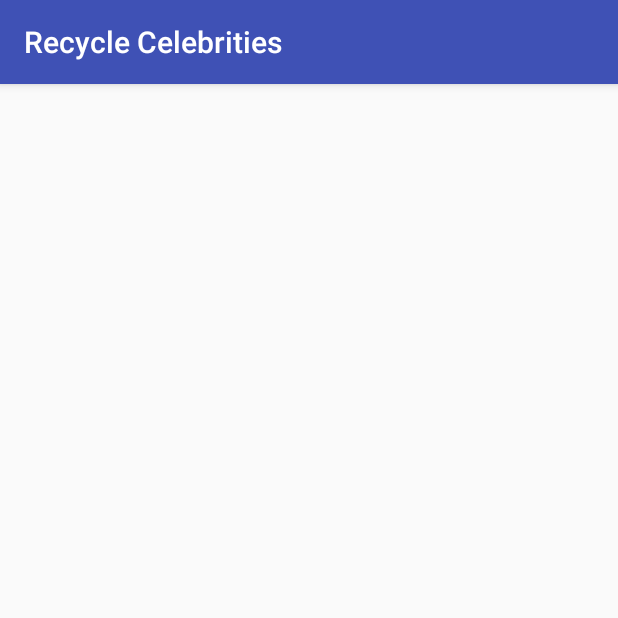
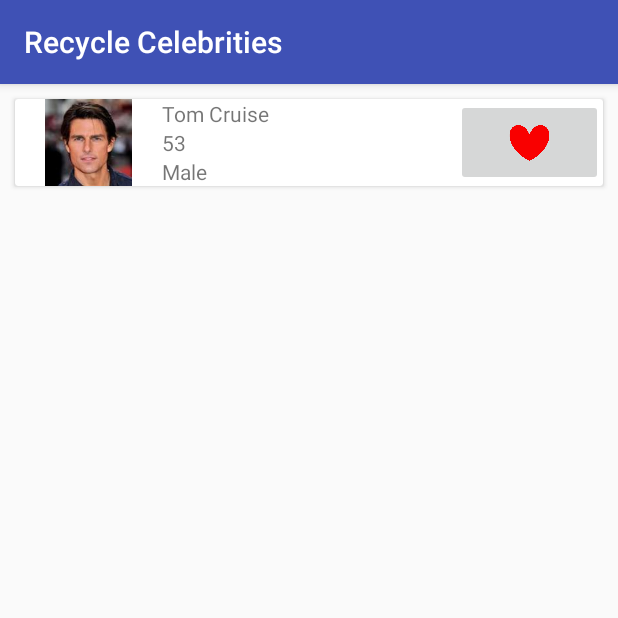
Before and after one commit to Mazogu/RecycleViews, an Android app: the screen it shows after launch (FavoriteActivity), in the options menu, after a tap on "Favorites", on a phone screen of 412 x 824 dp, the top half of it. Run offline under Robolectric (Android 15) with nearby library versions, the phone set to English and light mode, and no system bars; 1 statement that could not run was skipped.

Commit message:
Can now view favorites

```diff
--- a/app/src/main/java/com/example/micha/recyclecelebrities/CustomAdapter.java
+++ b/app/src/main/java/com/example/micha/recyclecelebrities/CustomAdapter.java
@@ -1,5 +1,6 @@
 package com.example.micha.recyclecelebrities;
 
+import android.content.Context;
 import android.support.v7.widget.RecyclerView;
 import android.view.LayoutInflater;
 import android.view.View;
@@ -8,6 +9,7 @@ import android.widget.ImageButton;
 import android.widget.ImageView;
 import android.widget.TextView;
 
+import com.example.micha.recyclecelebrities.data.DatabaseHandler;
 import com.example.micha.recyclecelebrities.model.Celebrity;
 
 import java.util.List;
@@ -19,9 +21,15 @@ import java.util.List;
 public class CustomAdapter extends RecyclerView.Adapter<CustomAdapter.CelebrityHolder> {
 
     List<Celebrity> celebrities;
+    Context context;
 
     public CustomAdapter(List<Celebrity> celebrities){
         this.celebrities = celebrities;
+    }
+
+    public CustomAdapter(List<Celebrity> celebrities, Context context){
+        this.celebrities = celebrities;
+        this.context = context;
     }
 
     @Override
@@ -30,8 +38,10 @@ public class CustomAdapter extends RecyclerView.Adapter<CustomAdapter.CelebrityH
         return new CelebrityHolder(view);
     }
 
+
+
     @Override
-    public void onBindViewHolder(CelebrityHolder holder, int position) {
+    public void onBindViewHolder(final CelebrityHolder holder, final int position) {
         holder.celebName.setText(celebrities.get(position).getName());
         holder.celebAge.setText(celebrities.get(position).getAge());
         holder.celebGender.setText(celebrities.get(position).getGender());
@@ -44,7 +54,27 @@ public class CustomAdapter extends RecyclerView.Adapter<CustomAdapter.CelebrityH
                 holder.button.setImageResource(R.drawable.heart_full);
                 break;
         }
+        holder.button.setOnClickListener(new View.OnClickListener() {
+            @Override
+            public void onClick(View view) {
+                Celebrity currentCeleb = celebrities.get(position);
+                DatabaseHandler data = new DatabaseHandler(context);
+                switch (currentCeleb.getFavorite()){
+                    case "0":
+                        currentCeleb.setFavorite("1");
+                        data.update(currentCeleb);
+                        holder.button.setImageResource(R.drawable.heart_full);
+                        break;
+                    case "1":
+                        currentCeleb.setFavorite("0");
+                        data.update(currentCeleb);
+                        holder.button.setImageResource(R.drawable.heart_empty);
+                        break;
+                }
+            }
+        });
     }
+
 
     @Override
     public int getItemCount() {
@@ -64,5 +94,7 @@ public class CustomAdapter extends RecyclerView.Adapter<CustomAdapter.CelebrityH
             button = itemView.findViewById(R.id.favbtn);
             thumbnail = itemView.findViewById(R.id.celebImage);
         }
+
     }
+
 }
--- a/app/src/main/java/com/example/micha/recyclecelebrities/FavoriteActivity.java
+++ b/app/src/main/java/com/example/micha/recyclecelebrities/FavoriteActivity.java
@@ -1,9 +1,18 @@
 package com.example.micha.recyclecelebrities;
 
+import android.content.SharedPreferences;
 import android.support.v7.app.AppCompatActivity;
 import android.os.Bundle;
+import android.support.v7.widget.LinearLayoutManager;
+import android.support.v7.widget.RecyclerView;
+import android.support.v7.widget.helper.ItemTouchHelper;
 
+import com.example.micha.recyclecelebrities.data.DatabaseHandler;
+import com.example.micha.recyclecelebrities.data.LocalData;
 import com.example.micha.recyclecelebrities.model.Celebrity;
+
+import java.util.ArrayList;
+import java.util.List;
 
 public class FavoriteActivity extends AppCompatActivity {
 
@@ -11,5 +20,17 @@ public class FavoriteActivity extends AppCompatActivity {
     protected void onCreate(Bundle savedInstanceState) {
         super.onCreate(savedInstanceState);
         setContentView(R.layout.activity_favorite);
+        RecyclerView list = findViewById(R.id.favoriteList);
+        SharedPreferences shared = getSharedPreferences("myFavorites", MODE_PRIVATE);
+        List<Celebrity> start = LocalData.getCelebrity();
+        DatabaseHandler data = new DatabaseHandler(this);
+        List<Celebrity> favorites = data.getFavorites();
+
+        ItemTouchHelper helper = new ItemTouchHelper();
+        CustomAdapter custom = new CustomAdapter(favorites);
+        RecyclerView.LayoutManager manager = new LinearLayoutManager(this);
+        list.setLayoutManager(manager);
+        list.setAdapter(custom);
+
     }
 }
--- a/app/src/main/java/com/example/micha/recyclecelebrities/MainActivity.java
+++ b/app/src/main/java/com/example/micha/recyclecelebrities/MainActivity.java
@@ -8,8 +8,8 @@ import android.support.v7.widget.RecyclerView;
 import android.view.Menu;
 import android.view.MenuInflater;
 import android.view.MenuItem;
-import android.view.View;
 
+import com.example.micha.recyclecelebrities.data.DatabaseHandler;
 import com.example.micha.recyclecelebrities.data.LocalData;
 import com.example.micha.recyclecelebrities.model.Celebrity;
 
@@ -25,13 +25,12 @@ public class MainActivity extends AppCompatActivity {
         super.onCreate(savedInstanceState);
         setContentView(R.layout.activity_main);
         RecyclerView view = findViewById(R.id.celebList);
+        DatabaseHandler data = new DatabaseHandler(this);
         RecyclerView.LayoutManager manager = new LinearLayoutManager(this);
-        celebrities = LocalData.getCelebrity();
-        adapter = new CustomAdapter(celebrities);
+        celebrities = data.getAll();
+        adapter = new CustomAdapter(celebrities,this);
         view.setAdapter(adapter);
         view.setLayoutManager(manager);
-
-
 
 
         // TODO: 1/18/2018 Create overflow menu_items. Handle turning a list into a shared preference object, using putStringArray. Put only favorites in.
@@ -44,20 +43,17 @@ public class MainActivity extends AppCompatActivity {
     @Override
     public boolean onCreateOptionsMenu(Menu menu) {
         MenuInflater inflate = getMenuInflater();
-        inflate.inflate(R.menu.menu_items,menu);
+        inflate.inflate(R.menu.menu_items, menu);
         return true;
     }
 
     @Override
     public boolean onOptionsItemSelected(MenuItem item) {
-        if(item.getItemId() == R.id.favorites){
-            Intent intent = new Intent(getApplicationContext(),FavoriteActivity.class);
-            startActivity(intent);
-        }
+
+        Intent intent = new Intent(getApplicationContext(), FavoriteActivity.class);
+        startActivity(intent);
+
         return true;
     }
 
-    public void favCeleb(View view) {
-
-    }
 }
--- /dev/null
+++ b/app/src/main/java/com/example/micha/recyclecelebrities/data/DatabaseContract.java
@@ -0,0 +1,22 @@
+package com.example.micha.recyclecelebrities.data;
+
+import android.provider.BaseColumns;
+
+/**
+ * Created by micha on 1/19/2018.
+ */
+
+public class DatabaseContract {
+    public static final String CREATE_CELEBRITY_TABLE = "CREATE TABLE " + Celebrity.TABLE_NAME + "(" +
+            Celebrity.NAME + " TEXT PRIMARY KEY," + Celebrity.AGE + " TEXT," + Celebrity.GENDER + " Text," + Celebrity.FAVORITE +" Text,"
+            + Celebrity.IMAGE + " TEXT)";
+
+    public static class Celebrity implements BaseColumns {
+        public static final String TABLE_NAME = "Celebrity";
+        public static final String NAME = "name";
+        public static final String AGE = "age";
+        public static final String GENDER = "gender";
+        public static final String IMAGE = "image";
+        public static final String FAVORITE = "favorite";
+    }
+}
--- /dev/null
+++ b/app/src/main/java/com/example/micha/recyclecelebrities/data/DatabaseHandler.java
@@ -0,0 +1,90 @@
+package com.example.micha.recyclecelebrities.data;
+
+import android.content.ContentValues;
+import android.content.Context;
+import android.database.Cursor;
+import android.database.sqlite.SQLiteDatabase;
+import android.database.sqlite.SQLiteOpenHelper;
+import android.util.Log;
+
+import com.example.micha.recyclecelebrities.model.Celebrity;
+
+import java.util.ArrayList;
+import java.util.List;
+
+/**
+ * Created by micha on 1/19/2018.
+ */
+
+public class DatabaseHandler extends SQLiteOpenHelper {
+
+    public DatabaseHandler(Context context) {
+        super(context, "Celebrity Database", null, 1);
+    }
+
+    @Override
+    public void onCreate(SQLiteDatabase database) {
+        List<Celebrity> list = LocalData.getCelebrity();
+        Celebrity test = list.get(0);
+        Log.d("Who cares", "onCreate: FJIOEJIOFJWIEO:FJIE:FJEIW");
+        database.execSQL(DatabaseContract.CREATE_CELEBRITY_TABLE);
+
+        for (Celebrity person : list) {
+            ContentValues content = new ContentValues();
+            content.put(DatabaseContract.Celebrity.NAME, person.getName());
+            content.put(DatabaseContract.Celebrity.AGE, person.getAge());
+            content.put(DatabaseContract.Celebrity.GENDER, person.getGender());
+            content.put(DatabaseContract.Celebrity.FAVORITE, person.getFavorite());
+            content.put(DatabaseContract.Celebrity.IMAGE, person.getImageID());
+            database.insert(DatabaseContract.Celebrity.TABLE_NAME, null, content);
+        }
+
+    }
+
+    @Override
+    public void onUpgrade(SQLiteDatabase sqLiteDatabase, int i, int i1) {
+
+    }
+
+    public void update(Celebrity celebrity) {
+        SQLiteDatabase data = getWritableDatabase();
+        ContentValues content = new ContentValues();
+        content.put(DatabaseContract.Celebrity.FAVORITE, celebrity.getFavorite());
+        data.update(DatabaseContract.Celebrity.TABLE_NAME, content, DatabaseContract.Celebrity.NAME + "='"
+                + celebrity.getName() + "'", null);
+        data.close();
+    }
+
+    public List<Celebrity> getFavorites() {
+        ArrayList<Celebrity> celebList = new ArrayList<>();
+        SQLiteDatabase database = getWritableDatabase();
+        Cursor cursor = database.rawQuery("SELECT * FROM " + DatabaseContract.Celebrity.TABLE_NAME + " WHERE "
+                + DatabaseContract.Celebrity.FAVORITE + "=1", null);
+
+        if (cursor.moveToFirst()) {
+            do {
+                Celebrity celebrity = new Celebrity(cursor.getString(0), cursor.getString(1), cursor.getString(2), cursor.getString(3),cursor.getString(4));
+                celebList.add(celebrity);
+            } while (cursor.moveToNext());
+        }
+        database.close();
+        return celebList;
+    }
+
+    public List<Celebrity> getAll() {
+        ArrayList<Celebrity> celebList = new ArrayList<>();
+        SQLiteDatabase database = getWritableDatabase();
+        Cursor cursor = database.rawQuery("SELECT * FROM " + DatabaseContract.Celebrity.TABLE_NAME , null);
+
+        if (cursor.moveToFirst()) {
+            do {
+                Celebrity celebrity = new Celebrity(cursor.getString(0), cursor.getString(1), cursor.getString(2), cursor.getString(3),cursor.getString(4));
+                celebList.add(celebrity);
+            } while (cursor.moveToNext());
+        }
+
+        Log.d("GET ALL", "getAll: "+celebList.toString());
+        database.close();
+        return celebList;
+    }
+}
--- a/app/src/main/java/com/example/micha/recyclecelebrities/model/Celebrity.java
+++ b/app/src/main/java/com/example/micha/recyclecelebrities/model/Celebrity.java
@@ -11,7 +11,15 @@ public class Celebrity {
         this.name = name;
         this.age = age;
         this.gender = gender;
-        this.favorite = "1";
+        this.favorite = "0";
+        this.imageID = imageID;
+    }
+
+    public Celebrity(String name, String age, String gender, String favorite, String imageID) {
+        this.name = name;
+        this.age = age;
+        this.gender = gender;
+        this.favorite = favorite;
         this.imageID = imageID;
     }
 
--- a/app/src/main/res/layout/activity_favorite.xml
+++ b/app/src/main/res/layout/activity_favorite.xml
@@ -1,9 +1,13 @@
 <?xml version="1.0" encoding="utf-8"?>
-<android.support.constraint.ConstraintLayout xmlns:android="http://schemas.android.com/apk/res/android"
+<FrameLayout xmlns:android="http://schemas.android.com/apk/res/android"
     xmlns:app="http://schemas.android.com/apk/res-auto"
     xmlns:tools="http://schemas.android.com/tools"
     android:layout_width="match_parent"
     android:layout_height="match_parent"
     tools:context="com.example.micha.recyclecelebrities.FavoriteActivity">
-
-</android.support.constraint.ConstraintLayout>
+    <android.support.v7.widget.RecyclerView
+        android:layout_width="match_parent"
+        android:layout_height="wrap_content"
+        android:id="@+id/favoriteList">
+    </android.support.v7.widget.RecyclerView>
+</FrameLayout>
--- a/app/src/main/res/layout/custom_layout.xml
+++ b/app/src/main/res/layout/custom_layout.xml
@@ -43,8 +43,7 @@
                 android:layout_gravity="center"
                 android:padding="13dp"
                 android:scaleType="centerInside"
-                android:adjustViewBounds="true"
-                android:onClick="favCeleb"/>
+                android:adjustViewBounds="true" />
         </LinearLayout>
     </android.support.v7.widget.CardView>
 
```
